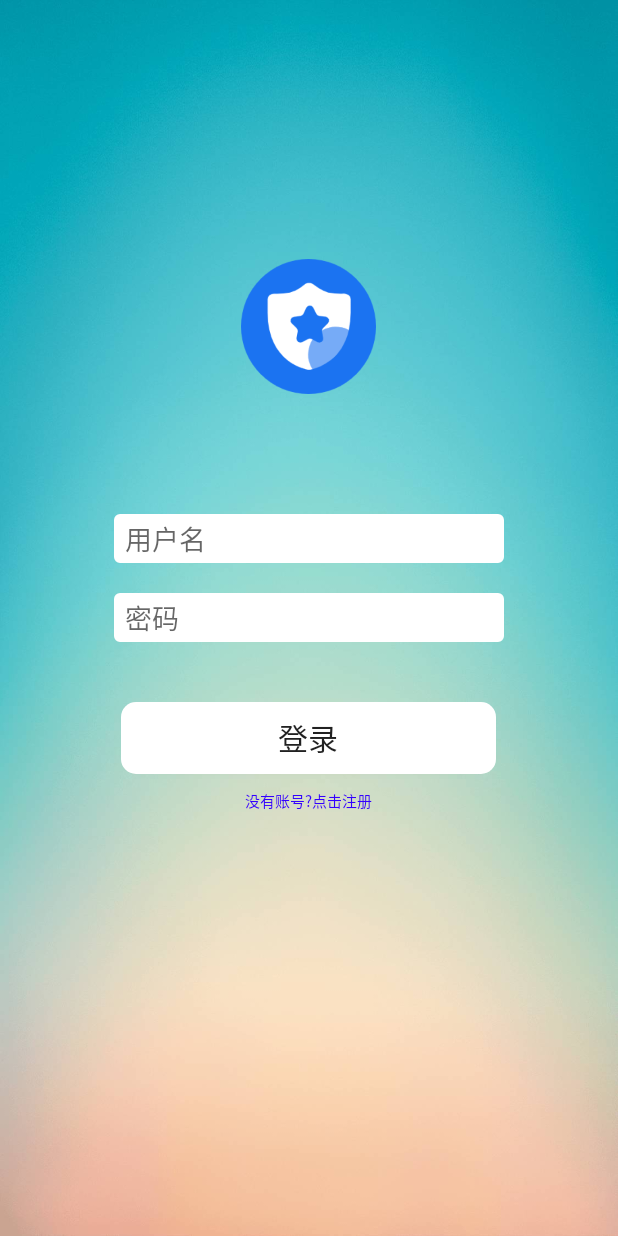
After one commit to yangbo981205/Graduation_project, an Android app: the LoginActivity screen opened directly, with no data from a screen before it, on a phone screen of 412 x 824 dp. The commit adds this screen. Run offline under Robolectric (Android 15) with nearby library versions, the phone set to English and light mode, and no system bars.

Commit message:
界面设计
登录注册

```diff
--- a/GraduatioProject_Android/app/src/main/AndroidManifest.xml
+++ b/GraduatioProject_Android/app/src/main/AndroidManifest.xml
@@ -9,7 +9,8 @@
         android:roundIcon="@mipmap/ic_launcher_round"
         android:supportsRtl="true"
         android:theme="@style/AppTheme">
-        <activity android:name=".MainActivity">
+        <activity android:name=".LoginAndRegister.LoginActivity"></activity>
+        <activity android:name=".LoginAndRegister.MainActivity">
             <intent-filter>
                 <action android:name="android.intent.action.MAIN" />
 
--- /dev/null
+++ b/GraduatioProject_Android/app/src/main/java/com/example/graduatioproject_android/LoginAndRegister/LoginActivity.java
@@ -0,0 +1,36 @@
+package com.example.graduatioproject_android.LoginAndRegister;
+
+import androidx.appcompat.app.AppCompatActivity;
+
+import android.os.Bundle;
+import android.widget.Toast;
+
+import com.example.graduatioproject_android.R;
+
+public class LoginActivity extends AppCompatActivity {
+
+    private long mPressedTime = 0;
+    @Override
+    protected void onCreate(Bundle savedInstanceState) {
+        super.onCreate(savedInstanceState);
+        setContentView(R.layout.activity_login);
+        getWindow().setStatusBarColor(0xff0091A4);
+
+    }
+
+    /**
+     * 双击退出
+     * */
+    @Override
+    public void onBackPressed() {
+        long mNowTime = System.currentTimeMillis();
+        if((mNowTime - mPressedTime) > 2000){
+            Toast.makeText(this, "再按一次退出程序", Toast.LENGTH_SHORT).show();
+            mPressedTime = mNowTime;
+        }
+        else{
+            this.finish();
+            System.exit(0);
+        }
+    }
+}
--- /dev/null
+++ b/GraduatioProject_Android/app/src/main/res/drawable-v24/style_button.xml
@@ -0,0 +1,12 @@
+<?xml version="1.0" encoding="utf-8"?>
+<selector xmlns:android="http://schemas.android.com/apk/res/android">
+
+    <item android:state_pressed="false">
+        <shape>
+            <solid android:color="#ffffff"></solid>
+            <corners android:radius="10dp"></corners>
+            <stroke android:width="0dp"></stroke>
+        </shape>
+    </item>
+
+</selector>
--- /dev/null
+++ b/GraduatioProject_Android/app/src/main/res/drawable-v24/style_cursor.xml
@@ -0,0 +1,5 @@
+<?xml version="1.0" encoding="utf-8"?>
+<shape xmlns:android="http://schemas.android.com/apk/res/android" android:shape="rectangle">
+    <size android:width="2dp" />
+    <solid android:color="#80000000"  />
+</shape>
--- /dev/null
+++ b/GraduatioProject_Android/app/src/main/res/drawable-v24/style_input.xml
@@ -0,0 +1,23 @@
+<?xml version="1.0" encoding="utf-8"?>
+<shape xmlns:android="http://schemas.android.com/apk/res/android"
+    android:shape="rectangle" >
+
+    <gradient android:angle="45" />
+    <!--设置边距-->
+    <padding
+        android:bottom="3dp"
+        android:left="3dp"
+        android:right="3dp"
+        android:top="3dp" />
+    <!-- 设置圆角矩形 -->
+    <corners android:radius="3dp" />
+
+
+    <!--设置边框粗细和颜色-->
+    <stroke
+        android:width="2px"
+        android:color="#ffffff" />
+
+    <solid android:color="#ffffff" />
+
+</shape>
--- /dev/null
+++ b/GraduatioProject_Android/app/src/main/res/layout/activity_login.xml
@@ -0,0 +1,80 @@
+<?xml version="1.0" encoding="utf-8"?>
+<LinearLayout xmlns:android="http://schemas.android.com/apk/res/android"
+    xmlns:tools="http://schemas.android.com/tools"
+    android:layout_width="match_parent"
+    android:layout_height="match_parent"
+    android:orientation="horizontal"
+    android:gravity="center"
+    android:background="@drawable/bg_login"
+    tools:context=".LoginAndRegister.LoginActivity">
+
+    <LinearLayout
+        android:layout_width="match_parent"
+        android:layout_height="wrap_content"
+        android:orientation="vertical"
+        android:gravity="center">
+
+        <TextView
+            android:layout_width="90dp"
+            android:layout_height="90dp"
+            android:background="@drawable/icon"
+            />
+        <TextView
+            android:layout_width="match_parent"
+            android:layout_height="80dp" />
+
+        <EditText
+            android:id="@+id/usernameET"
+            android:layout_width="260dp"
+            android:layout_height="wrap_content"
+            android:background="@drawable/style_input"
+            android:textCursorDrawable="@drawable/style_cursor"
+            android:hint=" 用户名"
+            android:singleLine="true"
+            />
+        <TextView
+            android:layout_width="match_parent"
+            android:layout_height="20dp"
+            />
+        <EditText
+            android:id="@+id/passwordET"
+            android:layout_width="260dp"
+            android:layout_height="wrap_content"
+            android:background="@drawable/style_input"
+            android:textCursorDrawable="@drawable/style_cursor"
+            android:inputType="textPassword"
+            android:hint=" 密码"
+            android:singleLine="true"
+            />
+        <TextView
+            android:layout_width="match_parent"
+            android:layout_height="40dp"
+            />
+
+        <Button
+            android:id="@+id/loginBtn"
+            android:layout_width="250dp"
+            android:layout_height="match_parent"
+            android:text="登录"
+            android:textSize="20dp"
+            android:background="@drawable/style_button"
+            />
+
+        <TextView
+            android:id="@+id/registerTV"
+            android:layout_width="wrap_content"
+            android:layout_height="35dp"
+            android:text="没有账号?点击注册"
+            android:gravity="center"
+            android:textSize="10dp"
+            android:textColor="#3300ff"
+            />
+
+        <TextView
+            android:layout_width="match_parent"
+            android:layout_height="100dp"
+            />
+
+    </LinearLayout>
+
+</LinearLayout>
```
Also changed, not shown: GraduatioProject_Android/app/src/main/java/com/example/graduatioproject_android/LoginAndRegister/MainActivity.java (added, +70 -0 lines), GraduatioProject_Android/app/src/main/java/com/example/graduatioproject_android/MainActivity.java (deleted, +0 -15 lines), GraduatioProject_Android/app/src/main/res/drawable/bg_welcome.xml (added, +17 -0 lines), GraduatioProject_Android/app/src/main/res/layout/activity_main.xml (+3 -64 lines), GraduatioProject_Android/app/src/main/res/drawable-v24/frame1.jpg (added), GraduatioProject_Android/app/src/main/res/drawable-v24/frame2.jpg (added), GraduatioProject_Android/app/src/main/res/drawable-v24/frame3.jpg (added), GraduatioProject_Android/app/src/main/res/drawable-v24/frame4.jpg (added), GraduatioProject_Android/app/src/main/res/drawable/bg_login.jpeg (added), GraduatioProject_Android/app/src/main/res/drawable/bg_welcome.jpg (deleted).
